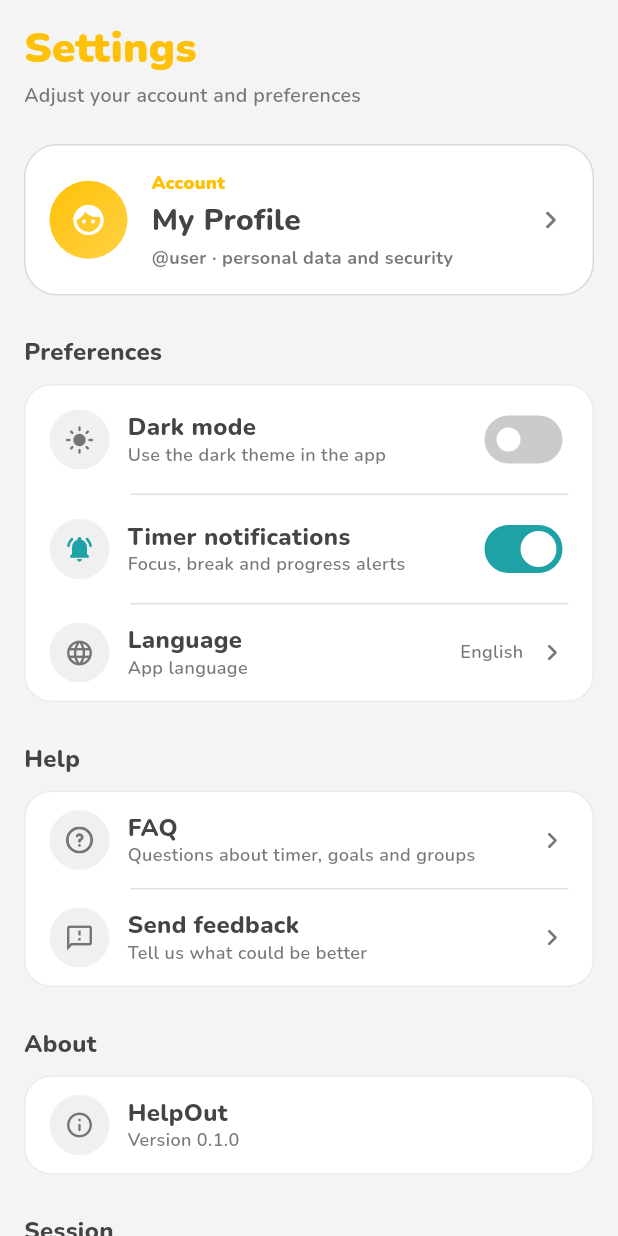
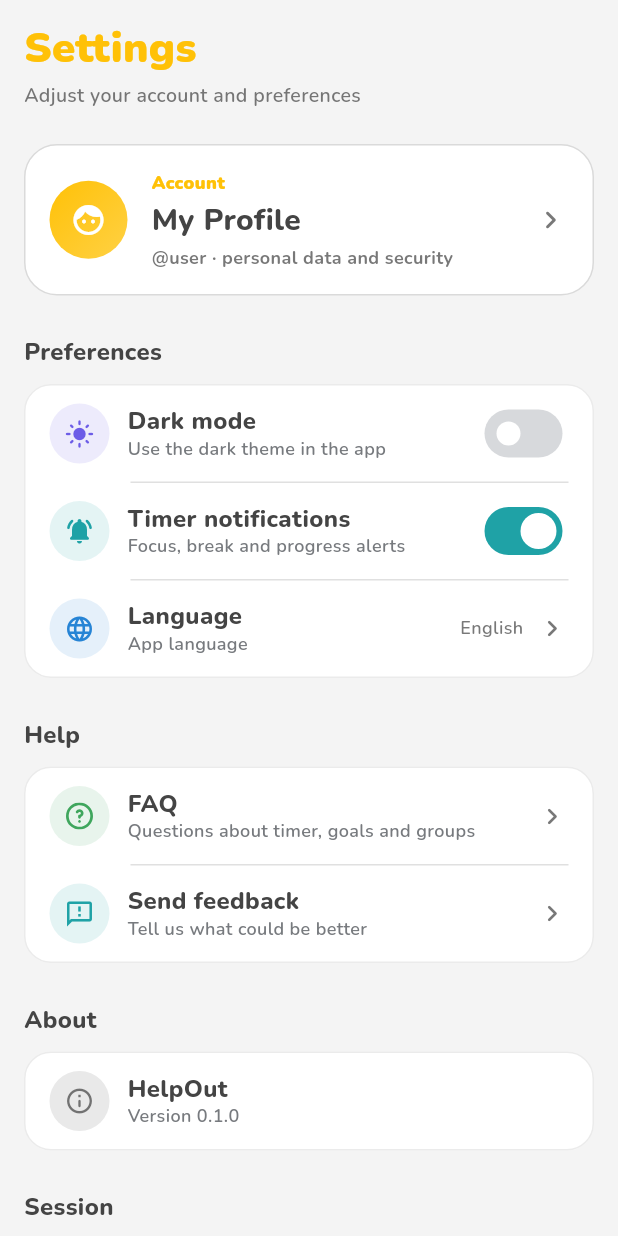
Before and after one commit to JoaoVJorge/helpout, a Flutter app: the ConfigPage screen opened by its route, on a phone screen of 412 x 824 dp. Run offline on Flutter 3.47's test engine with Material 3 defaults, Android fonts, the light colour scheme and no system bars; our stand-ins replace dartz, dio, equatable, flutter_dotenv, flutter_local_notifications, flutter_secure_storage and 7 more; accounts and stored records are empty; statements that could not run were skipped.

Commit message:
style: refine settings tile accents

```diff
--- a/lib/presentation/config/config_page.dart
+++ b/lib/presentation/config/config_page.dart
@@ -57,7 +57,7 @@ class ConfigPage extends StatelessWidget {
                     subtitle: context.l10n.darkModeDisabledSubtitle,
                     value: controller.isDarkMode.value,
                     onChanged: controller.onToggleDarkMode,
-                    tint: context.colorTokens.primary,
+                    tint: const Color(0xFF6C5CE7),
                   ),
                   SettingsTile.toggle(
                     icon: Icons.notifications_active_rounded,
@@ -73,6 +73,7 @@ class ConfigPage extends StatelessWidget {
                     subtitle: context.l10n.appLanguageSubtitle,
                     trailingText: controller.languageLabel,
                     onTap: controller.onTapLanguage,
+                    tint: const Color(0xFF2684D5),
                   ),
                 ],
               ),
@@ -86,12 +87,14 @@ class ConfigPage extends StatelessWidget {
                   title: context.l10n.faqLabel,
                   subtitle: context.l10n.faqSettingsSubtitle,
                   onTap: controller.onTapFaq,
+                  tint: context.colorTokens.success,
                 ),
                 SettingsTile.navigation(
                   icon: Icons.feedback_outlined,
                   title: context.l10n.sendFeedbackTitle,
                   subtitle: context.l10n.sendFeedbackSubtitle,
                   onTap: controller.onTapFeedback,
+                  tint: context.colorTokens.info,
                 ),
               ],
             ),
@@ -105,12 +108,14 @@ class ConfigPage extends StatelessWidget {
                   subtitle: context.l10n.appVersionValue(
                     AppConstants.appVersion,
                   ),
+                  tint: context.colorTokens.textHint,
                 ),
                 if (AppConstants.useMockData && kDebugMode)
                   SettingsTile.info(
                     icon: Icons.developer_mode_rounded,
                     title: context.l10n.debugEnvironmentTitle,
                     subtitle: context.l10n.debugEnvironmentSubtitle,
+                    tint: context.colorTokens.textHint,
                   ),
               ],
             ),
--- a/lib/presentation/config/widgets/settings_tile.dart
+++ b/lib/presentation/config/widgets/settings_tile.dart
@@ -100,11 +100,6 @@ class SettingsTile extends StatelessWidget {
     if (_isDanger) {
       return context.colorTokens.error;
     }
-    if (variant == SettingsTileVariant.toggle) {
-      return (value ?? false)
-          ? tint ?? context.colorTokens.primary
-          : context.colorTokens.textHint;
-    }
     return tint ?? context.colorTokens.textHint;
   }
 
@@ -137,7 +132,12 @@ class SettingsTile extends StatelessWidget {
                   subtitle,
                   maxLines: 2,
                   overflow: TextOverflow.ellipsis,
-                  style: context.textStyles.caption.copyWith(fontSize: 12),
+                  style: context.textStyles.caption.copyWith(
+                    color: context.isDarkMode
+                        ? context.colorTokens.textHint
+                        : const Color(0xFF777A7E),
+                    fontSize: 12,
+                  ),
                 ),
               ],
             ),
@@ -176,7 +176,7 @@ class _SettingsIconBadge extends StatelessWidget {
     width: 40,
     height: 40,
     decoration: BoxDecoration(
-      color: context.colorTokens.surfaceInnerLayer.withValues(alpha: 0.6),
+      color: tint.withValues(alpha: context.isDarkMode ? 0.18 : 0.12),
       shape: BoxShape.circle,
     ),
     child: Center(
@@ -210,12 +210,11 @@ class _Trailing extends StatelessWidget {
       return Switch(
         value: value ?? false,
         onChanged: onChanged,
+        materialTapTargetSize: MaterialTapTargetSize.shrinkWrap,
         activeThumbColor: context.colorTokens.white,
         activeTrackColor: tint,
         inactiveThumbColor: context.colorTokens.white,
-        inactiveTrackColor: context.colorTokens.textHint.withValues(
-          alpha: 0.28,
-        ),
+        inactiveTrackColor: const Color(0xFFD7D9DC),
         trackOutlineColor: WidgetStateProperty.resolveWith<Color?>(
           (states) => context.colorTokens.transparent,
         ),
@@ -245,9 +244,7 @@ class _Trailing extends StatelessWidget {
             decoration: BoxDecoration(
               color: trailingSwatch,
               shape: BoxShape.circle,
-              border: Border.all(
-                color: context.colorTokens.borderUnfocused,
-              ),
+              border: Border.all(color: context.colorTokens.borderUnfocused),
             ),
           ),
           const Gap(AppSpacing.titleToDescription),
```
